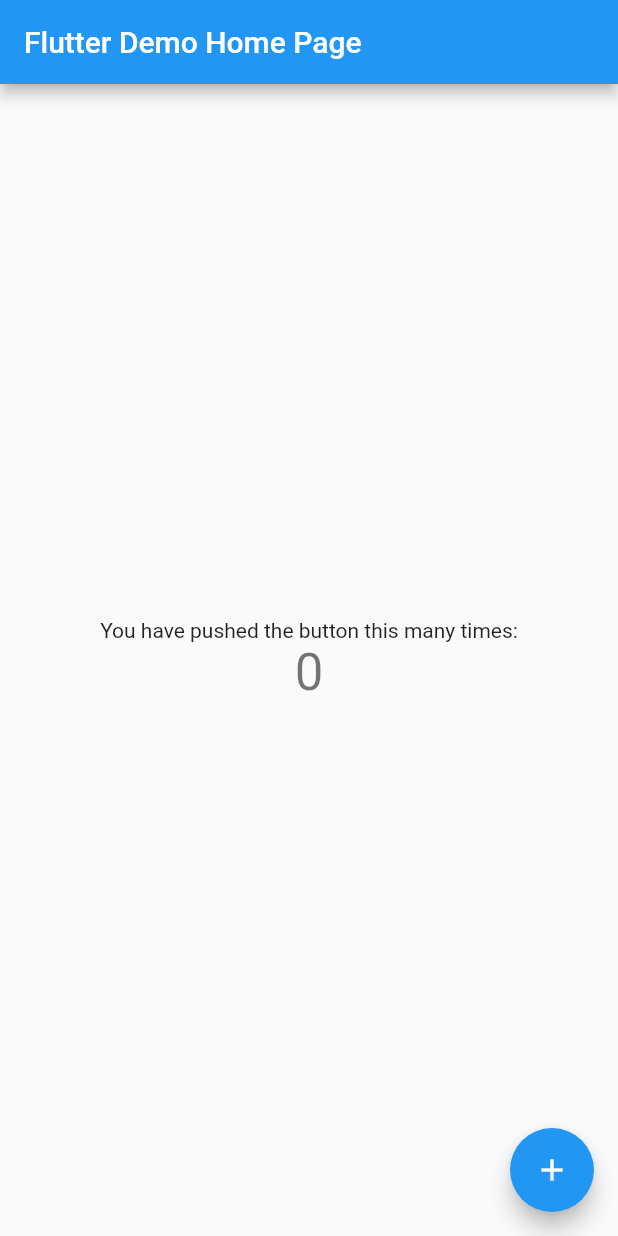
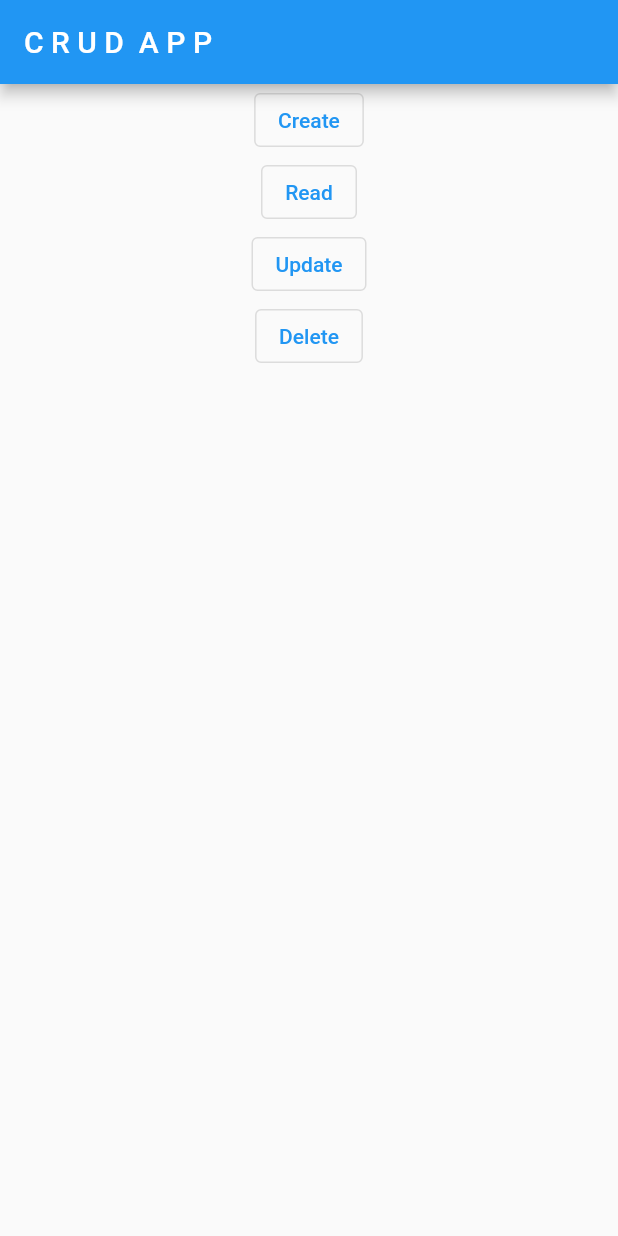
Before and after one commit to SamiBouakel/Flutter-CRUD-Operations-Using-SQLite, a Flutter app: the screen it shows after launch, on a phone screen of 412 x 824 dp. Run offline on Flutter 3.47's test engine with Material 2 defaults, Android fonts, the phone set to English and light mode, and no system bars; our stand-ins replace sqflite; accounts and stored records are empty.

Commit message:
fix little error

```diff
--- a/lib/home.dart
+++ b/lib/home.dart
@@ -0,0 +1,42 @@
+import 'package:flutter/material.dart';
+
+class Home extends StatefulWidget {
+  const Home({Key? key}) : super(key: key);
+
+  @override
+  State<Home> createState() => _HomeState();
+}
+
+class _HomeState extends State<Home> {
+  @override
+  Widget build(BuildContext context) {
+    return SafeArea(
+      child: Scaffold(
+        appBar: AppBar(
+          title: Text('C R U D  A P P'),
+        ),
+        body: Column(
+          children: [
+            Container(),
+            OutlinedButton(
+              onPressed: () {},
+              child: Text('Create'),
+            ),
+            OutlinedButton(
+              onPressed: () {},
+              child: Text('Read'),
+            ),
+            OutlinedButton(
+              onPressed: () {},
+              child: Text('Update'),
+            ),
+            OutlinedButton(
+              onPressed: () {},
+              child: Text('Delete'),
+            ),
+          ],
+        ),
+      ),
+    );
+  }
+}
--- a/lib/main.dart
+++ b/lib/main.dart
@@ -1,3 +1,4 @@
+import 'package:crud_operations_using_sqlite/home.dart';
 import 'package:flutter/material.dart';
 
 void main() {
@@ -5,111 +6,12 @@ void main() {
 }
 
 class MyApp extends StatelessWidget {
-  const MyApp({super.key});
+  const MyApp({Key? key}) : super(key: key);
 
-  // This widget is the root of your application.
   @override
   Widget build(BuildContext context) {
-    return MaterialApp(
-      title: 'Flutter Demo',
-      theme: ThemeData(
-        // This is the theme of your application.
-        //
-        // Try running your application with "flutter run". You'll see the
-        // application has a blue toolbar. Then, without quitting the app, try
-        // changing the primarySwatch below to Colors.green and then invoke
-        // "hot reload" (press "r" in the console where you ran "flutter run",
-        // or simply save your changes to "hot reload" in a Flutter IDE).
-        // Notice that the counter didn't reset back to zero; the application
-        // is not restarted.
-        primarySwatch: Colors.blue,
-      ),
-      home: const MyHomePage(title: 'Flutter Demo Home Page'),
+    return const MaterialApp(
+      home: Home(),
     );
   }
 }
-
-class MyHomePage extends StatefulWidget {
-  const MyHomePage({super.key, required this.title});
-
-  // This widget is the home page of your application. It is stateful, meaning
-  // that it has a State object (defined below) that contains fields that affect
-  // how it looks.
-
-  // This class is the configuration for the state. It holds the values (in this
-  // case the title) provided by the parent (in this case the App widget) and
-  // used by the build method of the State. Fields in a Widget subclass are
-  // always marked "final".
-
-  final String title;
-
-  @override
-  State<MyHomePage> createState() => _MyHomePageState();
-}
-
-class _MyHomePageState extends State<MyHomePage> {
-  int _counter = 0;
-
-  void _incrementCounter() {
-    setState(() {
-      // This call to setState tells the Flutter framework that something has
-      // changed in this State, which causes it to rerun the build method below
-      // so that the display can reflect the updated values. If we changed
-      // _counter without calling setState(), then the build method would not be
-      // called again, and so nothing would appear to happen.
-      _counter++;
-    });
-  }
-
-  @override
-  Widget build(BuildContext context) {
-    // This method is rerun every time setState is called, for instance as done
-    // by the _incrementCounter method above.
-    //
-    // The Flutter framework has been optimized to make rerunning build methods
-    // fast, so that you can just rebuild anything that needs updating rather
-    // than having to individually change instances of widgets.
-    return Scaffold(
-      appBar: AppBar(
-        // Here we take the value from the MyHomePage object that was created by
-        // the App.build method, and use it to set our appbar title.
-        title: Text(widget.title),
-      ),
-      body: Center(
-        // Center is a layout widget. It takes a single child and positions it
-        // in the middle of the parent.
-        child: Column(
-          // Column is also a layout widget. It takes a list of children and
-          // arranges them vertically. By default, it sizes itself to fit its
-          // children horizontally, and tries to be as tall as its parent.
-          //
-          // Invoke "debug painting" (press "p" in the console, choose the
-          // "Toggle Debug Paint" action from the Flutter Inspector in Android
-          // Studio, or the "Toggle Debug Paint" command in Visual Studio Code)
-          // to see the wireframe for each widget.
-          //
-          // Column has various properties to control how it sizes itself and
-          // how it positions its children. Here we use mainAxisAlignment to
-          // center the children vertically; the main axis here is the vertical
-          // axis because Columns are vertical (the cross axis would be
-          // horizontal).
-          mainAxisAlignment: MainAxisAlignment.center,
-          children: <Widget>[
-            const Text(
-              'You have pushed the button this many times:',
-            ),
-            Text(
-              '$_counter',
-              style: Theme.of(context).textTheme.headline4,
-            ),
-          ],
-        ),
-      ),
-      floatingActionButton: FloatingActionButton(
-        onPressed: _incrementCounter,
-        tooltip: 'Increment',
-        child: const Icon(Icons.add),
-      ), // This trailing comma makes auto-formatting nicer for build methods.
-    );
-  }
-}
--- a/pubspec.yaml
+++ b/pubspec.yaml
@@ -32,6 +32,7 @@ dependencies:
   flutter:
     sdk: flutter
 
+  sqflite: ^2.2.2
 
   # The following adds the Cupertino Icons font to your application.
   # Use with the CupertinoIcons class for iOS style icons.
```
Also changed, not shown: lib/database.dart (+59 -0 lines), pubspec.lock, 1 other file.
